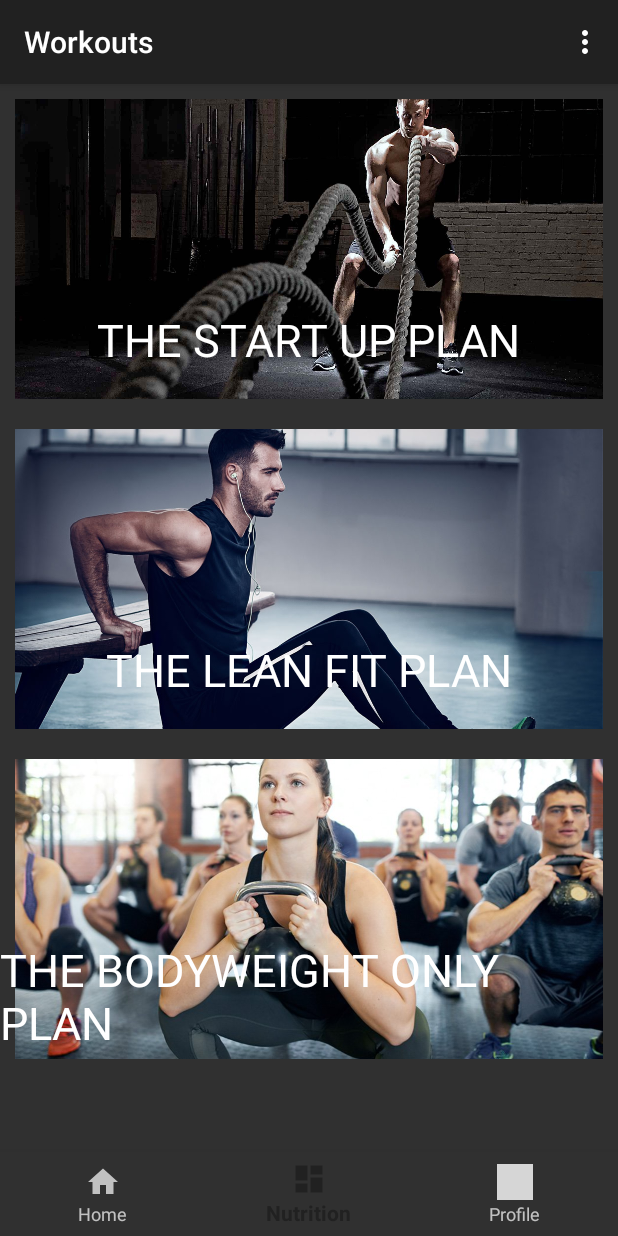
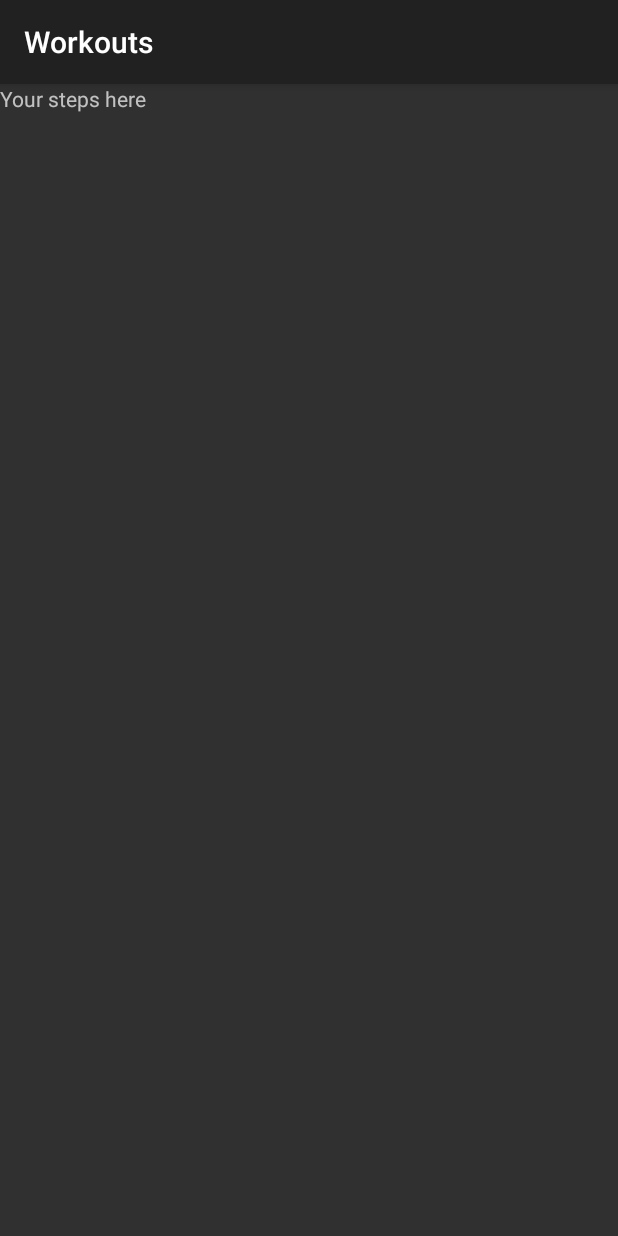
Before and after one commit to twishasaraiya/Fitness_App, an Android app: the screen it shows after launch once a user with an empty profile is signed in (MainActivity before the commit, Nutrition after it), item 2 of the bottom bar chosen, on a phone screen of 412 x 824 dp. Run offline under Robolectric (Android 15) with nearby library versions, the phone set to English and light mode, and no system bars; our stand-ins replace Firebase (no records; nobody signed in at launch, a user with empty details on screens opened directly); 5 statements that could not run were skipped; grey boxes are pictures that could not be loaded.

Commit message:
Integrated Google Fit API to count steps

```diff
--- a/app/src/main/AndroidManifest.xml
+++ b/app/src/main/AndroidManifest.xml
@@ -4,6 +4,7 @@
 
     <uses-permission android:name="android.permission.INTERNET" />
     <uses-permission android:name="android.permission.ACCESS_NETWORK_STATE" />
+    <uses-permission android:name="android.permission.ACCESS_FINE_LOCATION" />
 
     <application
         android:allowBackup="true"
@@ -29,6 +30,7 @@
             android:parentActivityName=".MainActivity" />
         <activity android:name=".ProfileActivity" />
         <activity android:name=".BeginnerWorkout" />
+        <activity android:name=".Nutrition"></activity>
     </application>
 
 </manifest>
--- a/app/src/main/java/com/example/FirstApp2/MainActivity.java
+++ b/app/src/main/java/com/example/FirstApp2/MainActivity.java
@@ -232,8 +232,8 @@ public class MainActivity extends AppCompatActivity implements BottomNavigationV
                 return true;
             case R.id.navigation_nutrition:
                 Toast.makeText(this, "Nutrition", Toast.LENGTH_SHORT).show();
-                //intent = new Intent(this,Nutrition.class);
-                //startActivity(intent);
+                intent = new Intent(this,Nutrition.class);
+                startActivity(intent);
                 return true;
             case R.id.navigation_profile:
                 Toast.makeText(this, "Profile", Toast.LENGTH_SHORT).show();
--- /dev/null
+++ b/app/src/main/java/com/example/FirstApp2/Nutrition.java
@@ -0,0 +1,157 @@
+package com.example.FirstApp2;
+
+import android.support.annotation.Nullable;
+import android.support.v7.app.AppCompatActivity;
+import android.os.Bundle;
+import android.util.Log;
+import android.widget.TextView;
+
+import com.google.android.gms.common.ConnectionResult;
+import com.google.android.gms.common.Scopes;
+import com.google.android.gms.common.api.GoogleApiClient;
+import com.google.android.gms.common.api.ResultCallback;
+import com.google.android.gms.common.api.Scope;
+import com.google.android.gms.common.api.Status;
+import com.google.android.gms.fitness.Fitness;
+import com.google.android.gms.fitness.data.DataPoint;
+import com.google.android.gms.fitness.data.DataSource;
+import com.google.android.gms.fitness.data.DataType;
+import com.google.android.gms.fitness.data.Field;
+import com.google.android.gms.fitness.data.Value;
+import com.google.android.gms.fitness.request.DataSourcesRequest;
+import com.google.android.gms.fitness.request.OnDataPointListener;
+import com.google.android.gms.fitness.request.SensorRequest;
+import com.google.android.gms.fitness.result.DataSourcesResult;
+
+import java.util.concurrent.TimeUnit;
+
+public class Nutrition extends AppCompatActivity {
+
+    private static final String TAG = "FitActivity";
+    private GoogleApiClient mClient = null;
+    private OnDataPointListener mListener;
+    private TextView tv;
+
+    @Override
+    protected void onCreate(Bundle savedInstanceState) {
+        super.onCreate(savedInstanceState);
+        setContentView(R.layout.activity_nutrition);
+        tv=findViewById(R.id.steps);
+    }
+
+    @Override
+    protected void onResume() {
+        super.onResume();
+        connectFitness();
+    }
+
+    private void connectFitness() {
+        if (mClient == null){
+            mClient = new GoogleApiClient.Builder(this)
+                    .addApi(Fitness.SENSORS_API)
+                    .addScope(new Scope(Scopes.FITNESS_LOCATION_READ)) // GET STEP VALUES
+                    .addConnectionCallbacks(new GoogleApiClient.ConnectionCallbacks() {
+                                                @Override
+                                                public void onConnected(Bundle bundle) {
+                                                    Log.e(TAG, "Connected!!!");
+                                                    // Now you can make calls to the Fitness APIs.
+                                                    findFitnessDataSources();
+
+                                                }
+
+                                                @Override
+                                                public void onConnectionSuspended(int i) {
+                                                    // If your connection to the sensor gets lost at some point,
+                                                    // you'll be able to determine the reason and react to it here.
+                                                    if (i == GoogleApiClient.ConnectionCallbacks.CAUSE_NETWORK_LOST) {
+                                                        Log.i(TAG, "Connection lost.  Cause: Network Lost.");
+                                                    } else if (i
+                                                            == GoogleApiClient.ConnectionCallbacks.CAUSE_SERVICE_DISCONNECTED) {
+                                                        Log.i(TAG,
+                                                                "Connection lost.  Reason: Service Disconnected");
+                                                    }
+                                                }
+                                            }
+                    )
+                    .enableAutoManage(this, 0, new GoogleApiClient.OnConnectionFailedListener() {
+                        @Override
+                        public void onConnectionFailed(ConnectionResult result) {
+                            Log.e(TAG, "!_@@ERROR :: Google Play services connection failed. Cause: " + result.toString());
+                        }
+                    })
+                    .build();
+        }
+
+    }
+
+    private void findFitnessDataSources() {
+        Fitness.SensorsApi.findDataSources(
+                mClient,
+                new DataSourcesRequest.Builder()
+                        .setDataTypes(DataType.TYPE_STEP_COUNT_DELTA)
+                        .setDataSourceTypes(DataSource.TYPE_DERIVED)
+                        .build())
+                .setResultCallback(new ResultCallback<DataSourcesResult>() {
+                    @Override
+                    public void onResult(DataSourcesResult dataSourcesResult) {
+                        Log.e(TAG, "Result: " + dataSourcesResult.getStatus().toString());
+                        for (DataSource dataSource : dataSourcesResult.getDataSources()) {
+                            Log.e(TAG, "Data source found: " + dataSource.toString());
+                            Log.e(TAG, "Data Source type: " + dataSource.getDataType().getName());
+
+                            //Let's register a listener to receive Activity data!
+                            if (dataSource.getDataType().equals(DataType.TYPE_STEP_COUNT_DELTA) && mListener == null) {
+                                Log.i(TAG, "Data source for TYPE_STEP_COUNT_DELTA found!  Registering.");
+
+                                registerFitnessDataListener(dataSource, DataType.TYPE_STEP_COUNT_DELTA);
+                            }
+                        }
+                    }
+                });
+    }
+
+    private void registerFitnessDataListener(final DataSource dataSource, DataType dataType) {
+
+
+        // [START register_data_listener]
+        mListener = new OnDataPointListener() {
+            @Override
+            public void onDataPoint(DataPoint dataPoint) {
+                for (Field field : dataPoint.getDataType().getFields()) {
+                    Value val = dataPoint.getValue(field);
+                    Log.e(TAG, "Detected DataPoint field: " + field.getName());
+                    Log.e(TAG, "Detected DataPoint value: " + val);
+                    final int value = val.asInt();
+                    if (field.getName().compareToIgnoreCase("steps") == 0) {
+
+                        runOnUiThread(new Runnable() {
+                            @Override
+                            public void run() {
+                                tv.setText("Steps " + value);
+                            }
+                        });
+                    }
+                }
+            }
+        };
+
+        Fitness.SensorsApi.add(
+                mClient,
+                new SensorRequest.Builder()
+                        .setDataSource(dataSource) // Optional but recommended for custom data sets.
+                        .setDataType(dataType) // Can't be omitted.
+                        .setSamplingRate(1, TimeUnit.SECONDS)
+                        .build(),
+                mListener).setResultCallback(new ResultCallback<Status>() {
+            @Override
+            public void onResult(Status status) {
+                if (status.isSuccess()) {
+                    Log.i(TAG, "Listener registered!");
+                } else {
+                    Log.i(TAG, "Listener not registered.");
+                }
+            }
+        });
+
+    }
+}
--- /dev/null
+++ b/app/src/main/res/layout/activity_nutrition.xml
@@ -0,0 +1,16 @@
+<?xml version="1.0" encoding="utf-8"?>
+<LinearLayout xmlns:android="http://schemas.android.com/apk/res/android"
+    xmlns:app="http://schemas.android.com/apk/res-auto"
+    xmlns:tools="http://schemas.android.com/tools"
+    android:layout_width="match_parent"
+    android:layout_height="match_parent"
+    tools:context="com.example.FirstApp2.Nutrition">
+
+    <TextView
+        android:id="@+id/steps"
+        android:layout_height="wrap_content"
+        android:layout_width="wrap_content"
+        android:text="Your steps here"
+        />
+
+</LinearLayout>
```
